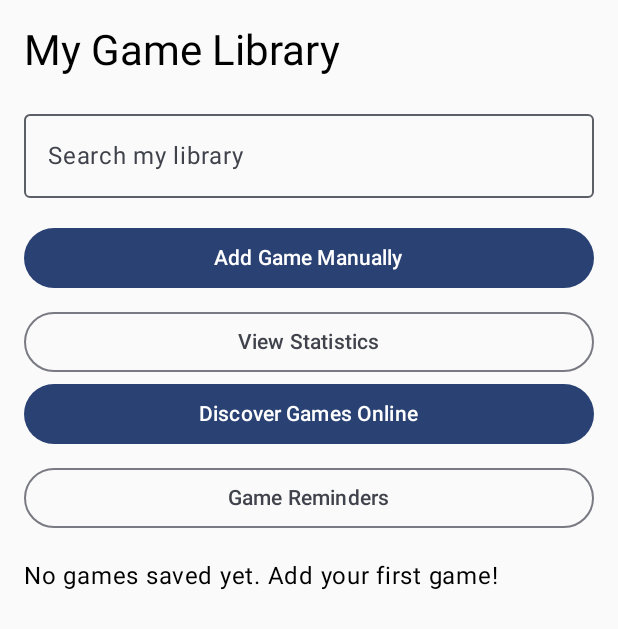
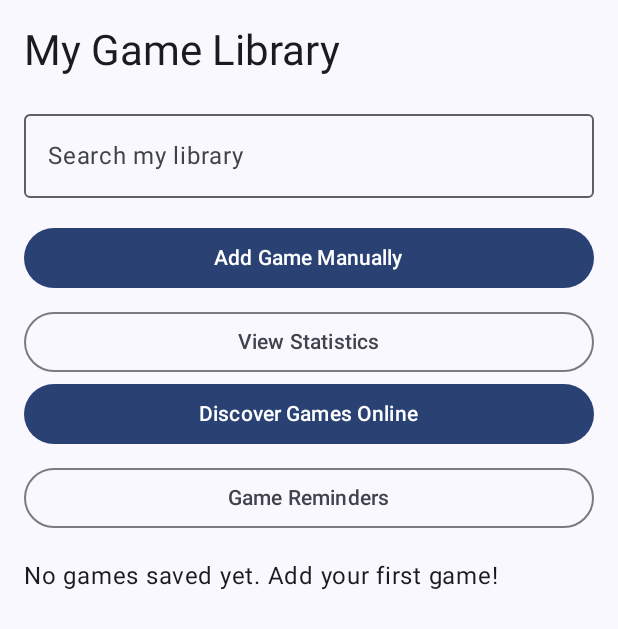
Before and after one commit to karnitM/GameTrack, an Android app built with Jetpack Compose: the screen it shows after launch (MainActivity), on a phone screen of 412 x 824 dp. Shown: the top 629 px of the screen. Run offline under Robolectric (Android 15) with nearby library versions, the phone set to English and light mode, and no system bars; our stand-ins replace Room's generated code; 1 statement that could not run was skipped.

Commit message:
Fix dark mode background and text visibility

```diff
--- a/app/src/main/java/com/example/gametrack/MainActivity.kt
+++ b/app/src/main/java/com/example/gametrack/MainActivity.kt
@@ -7,6 +7,10 @@ import androidx.activity.ComponentActivity
 import androidx.activity.compose.setContent
 import androidx.activity.result.contract.ActivityResultContracts
 import androidx.core.content.ContextCompat
+import androidx.compose.foundation.layout.fillMaxSize
+import androidx.compose.material3.MaterialTheme
+import androidx.compose.material3.Surface
+import androidx.compose.ui.Modifier
 import androidx.compose.runtime.*
 import androidx.compose.runtime.saveable.rememberSaveable
 import androidx.lifecycle.ViewModel
@@ -58,6 +62,11 @@ class MainActivity : ComponentActivity() {
 
         setContent {
             GameTrackTheme {
+                Surface(
+                    modifier = Modifier.fillMaxSize(),
+                    color = MaterialTheme.colorScheme.background,
+                    contentColor = MaterialTheme.colorScheme.onBackground
+                ) {
 
                     val gameViewModel: GameViewModel = viewModel(
                         factory = object : ViewModelProvider.Factory {
@@ -136,6 +145,7 @@ class MainActivity : ComponentActivity() {
                                         platform,
                                         status
                                     )
+
                                     currentScreen = "library"
                                 },
                                 onCancel = {
@@ -277,3 +287,4 @@ class MainActivity : ComponentActivity() {
             }
         }
     }
+}
```
Lines whose indentation alone changed are shown as unchanged.
